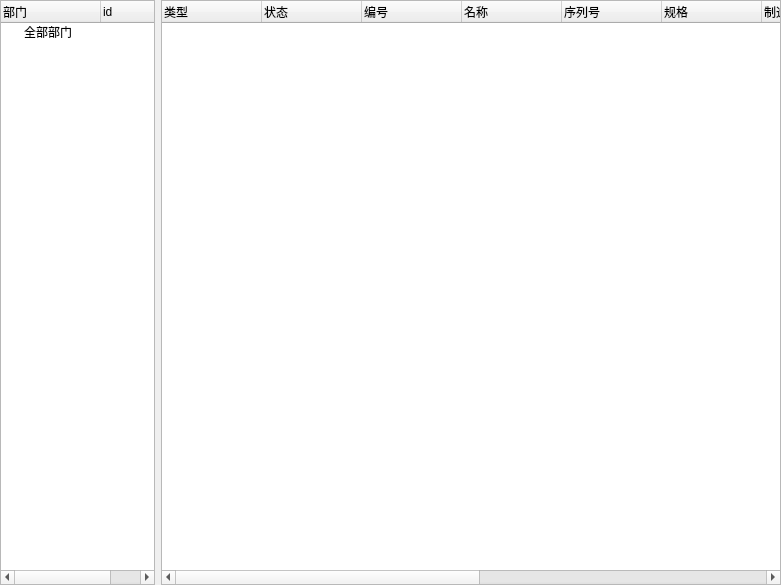
Above: equipment/views/equipmentlist.ui from zxcvbnmz0x/gmpsystem before the change. Below: the same form after it.
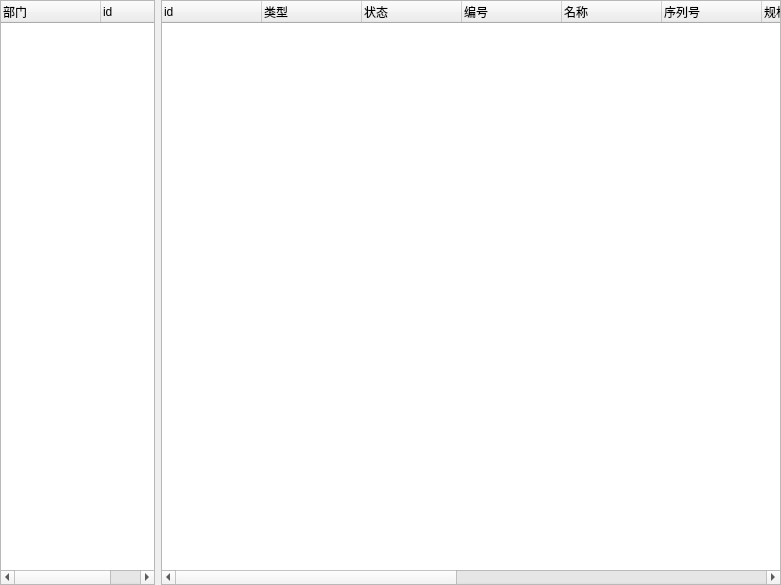
That is the form after the change.

The edit to the form file:
```diff
--- a/equipment/views/equipmentlist.ui
+++ b/equipment/views/equipmentlist.ui
@@ -44,14 +44,6 @@
        <string>id</string>
       </property>
      </column>
-     <item>
-      <property name="text">
-       <string>全部部门</string>
-      </property>
-      <property name="text">
-       <string/>
-      </property>
-     </item>
     </widget>
    </item>
    <item row="0" column="1">
@@ -62,6 +54,14 @@
        <verstretch>0</verstretch>
       </sizepolicy>
      </property>
+     <property name="contextMenuPolicy">
+      <enum>Qt::CustomContextMenu</enum>
+     </property>
+     <column>
+      <property name="text">
+       <string>id</string>
+      </property>
+     </column>
      <column>
       <property name="text">
        <string>类型</string>
```
Left out of the diff: 4 changed lines with no effect on the pictures.
